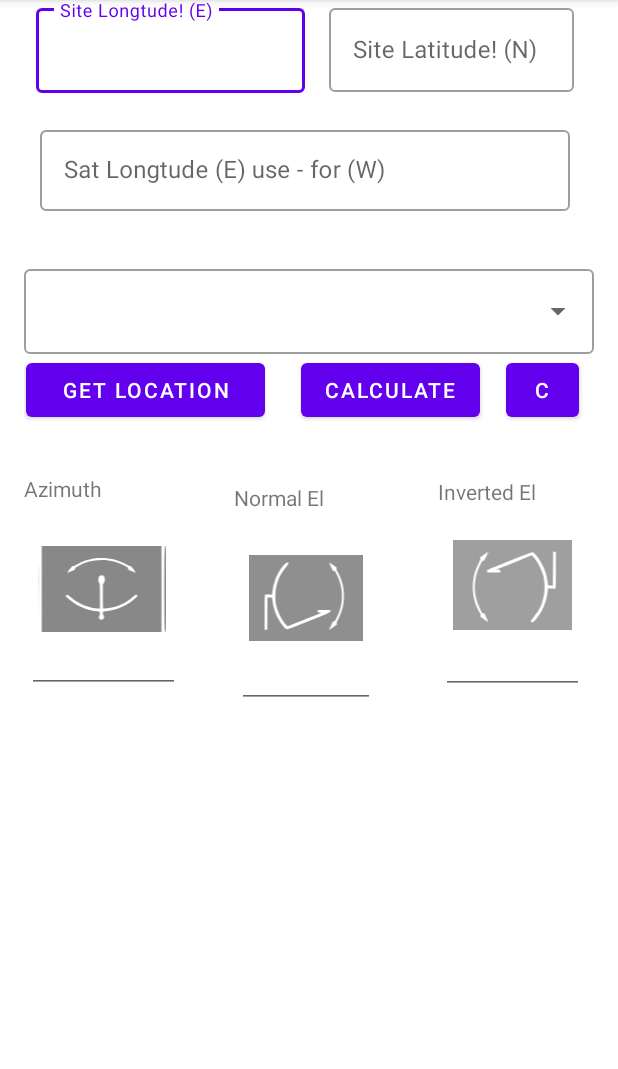
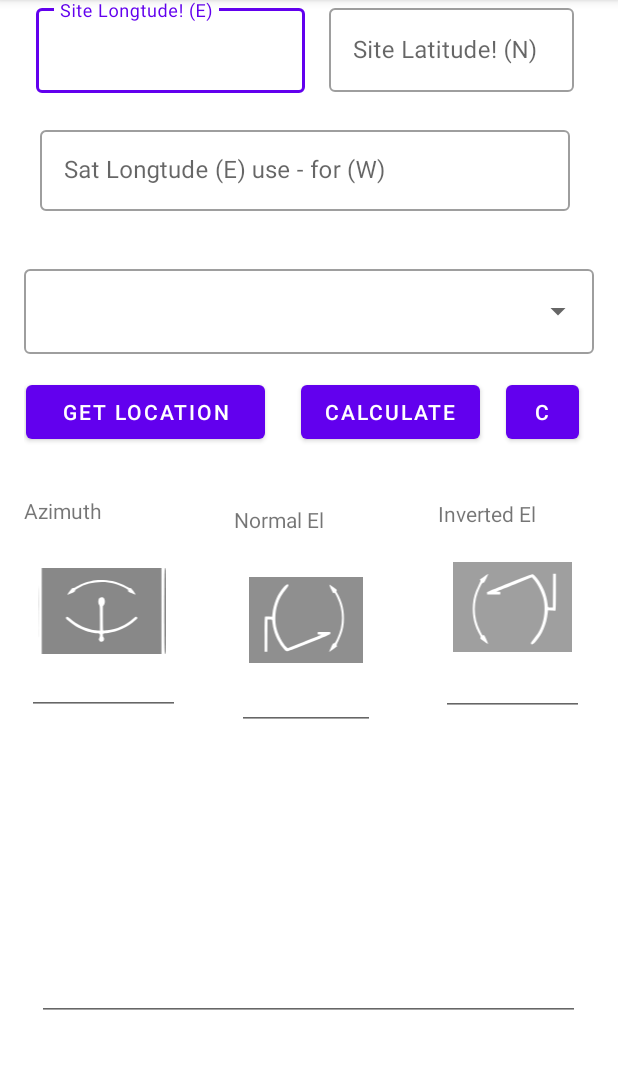
Before and after one commit to Mubarekethio/satellite-pointing-Angle-Calculator, an Android app: the screen it shows after launch (MainActivity), after a tap on an icon or button, on a phone screen of 412 x 824 dp, the part 84-1153 px from its top. Run offline under Robolectric (Android 15) with nearby library versions, the light colour scheme and no system bars.

Commit message:
pointing Calculator

```diff
--- a/app/src/main/java/org/mukee/calculatorapp/pointingcalc_mukee/MainActivity.kt
+++ b/app/src/main/java/org/mukee/calculatorapp/pointingcalc_mukee/MainActivity.kt
@@ -55,7 +55,7 @@
 
         val input11 = findViewById<EditText>(R.id.input1)
         val input22 = findViewById<EditText>(R.id.input2)
-        //val output11= findViewById<EditText>(R.id.output1)
+        val output11= findViewById<EditText>(R.id.output1)
         val input3 = findViewById<EditText>(R.id.input3)
 
         // get reference to the string array that we just created
@@ -110,7 +110,7 @@
             input11.text.clear()
             input22.text.clear()
             input3.text.clear()
-            //output11.text.clear()
+            output11.text.clear()
         }
     }
 
@@ -141,7 +141,7 @@
             NEl2.text= El.toString()//String.format("%f.6f",El).toString()
             InEl2.text = El1.toString()//toDouble()//String.format("%f.6f",El1).toString()
 
-            /*
+
             when {
                 input1.toString().isNotEmpty() || input2.toString()
                     .isNotEmpty() || input3.toString().isNotEmpty() -> {
@@ -157,7 +157,7 @@
                 else -> println("abebe")
             }
 
-             */
+
         } catch (e: Exception) {
             Toast.makeText(this@MainActivity, e.message, Toast.LENGTH_LONG).show()
             output1.text = ""
--- a/app/src/main/res/layout/activity_main.xml
+++ b/app/src/main/res/layout/activity_main.xml
@@ -322,6 +322,17 @@
             android:layout_marginTop="3dp"
             android:layout_marginEnd="2dp" />
     </RelativeLayout>
+    <EditText
+        android:id="@+id/output1"
+        android:layout_width="362dp"
+        android:layout_height="140dp"
+        android:text=""
+        app:layout_constraintBottom_toBottomOf="parent"
+        app:layout_constraintEnd_toEndOf="parent"
+        app:layout_constraintHorizontal_bias="0.489"
+        app:layout_constraintStart_toStartOf="parent"
+        app:layout_constraintTop_toTopOf="parent"
+        app:layout_constraintVertical_bias="0.861"/>
 
 
 </androidx.constraintlayout.widget.ConstraintLayout>
```
